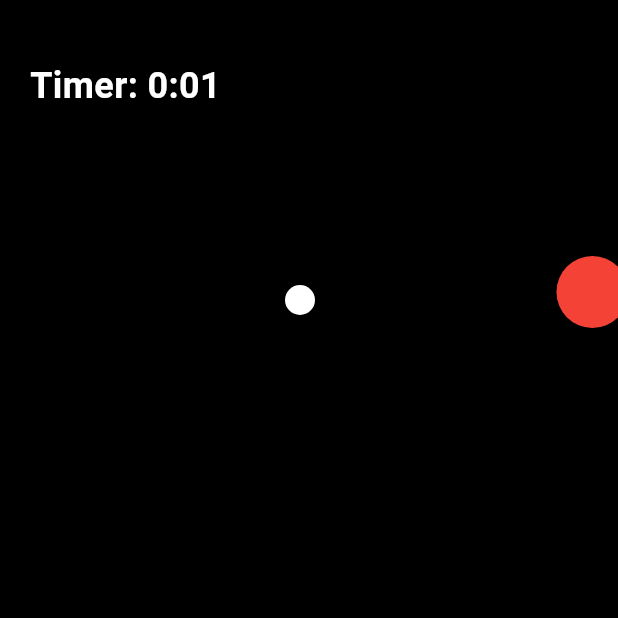
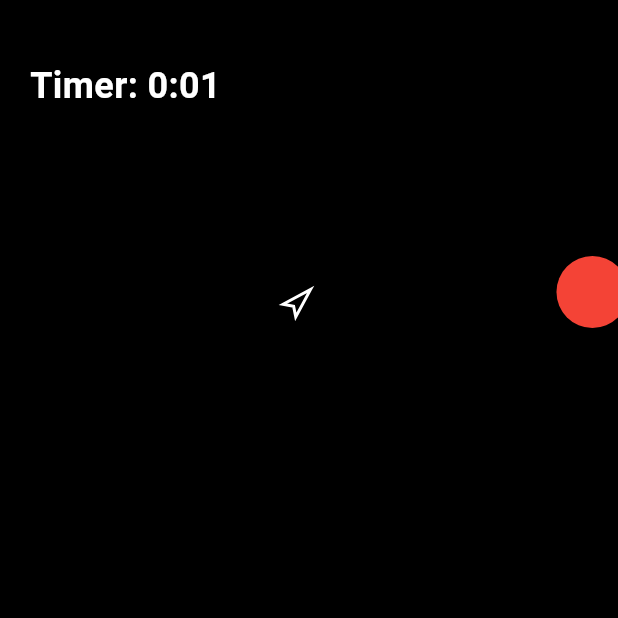
Before and after one commit to preet3001/asteroid_game, a Flutter app: the screen it shows after launch, after a tap on "Try Again", on a phone screen of 412 x 824 dp, the top half of it. Run offline on Flutter 3.47's test engine with Material 3 defaults, Android fonts, the phone set to English and light mode, and no system bars.

Commit message:
player is now in shape of a cursor

```diff
--- a/lib/domain/entities/player.dart
+++ b/lib/domain/entities/player.dart
@@ -3,8 +3,12 @@ import 'package:flutter/widgets.dart';
 class Player {
   final Offset position;
   final double size;
-  Player({required this.position, required this.size});
+  final Offset velocity;
+  Player({required this.position, required this.size, required this.velocity});
 
-  Player copyWith({Offset? position, double? size}) =>
-      Player(position: position ?? this.position, size: size ?? this.size);
+  Player copyWith({Offset? position, double? size, Offset? velocity}) => Player(
+    position: position ?? this.position,
+    size: size ?? this.size,
+    velocity: velocity ?? this.velocity,
+  );
 }
--- a/lib/domain/usecases/update_position.dart
+++ b/lib/domain/usecases/update_position.dart
@@ -11,6 +11,9 @@ class UpdatePositionUseCase {
     }
 
     Offset movement = (direction / direction.distance) * speed;
-    return player.copyWith(position: player.position + movement);
+    return player.copyWith(
+      position: player.position + movement,
+      velocity: movement,
+    );
   }
 }
--- a/lib/presentation/view/asteroid_game_screen.dart
+++ b/lib/presentation/view/asteroid_game_screen.dart
@@ -59,6 +59,7 @@ class _AsteroidGameScreenState extends State<AsteroidGameScreen> {
                   painter: GamePainter(
                     enemies: widget.viewModel.enemies,
                     player: widget.viewModel.player,
+                    cursorPosition: widget.viewModel.cursorPosition,
                   ),
                   child: Container(),
                 ),
--- a/lib/presentation/view/widgets/game_painter.dart
+++ b/lib/presentation/view/widgets/game_painter.dart
@@ -1,19 +1,26 @@
+import 'dart:math';
+
 import 'package:astroid_game/domain/entities/enemy.dart';
 import 'package:astroid_game/domain/entities/player.dart';
 import 'package:flutter/material.dart';
 
 class GamePainter extends CustomPainter {
-  GamePainter({required this.enemies, required this.player});
+  GamePainter({
+    required this.enemies,
+    required this.player,
+    required this.cursorPosition,
+  });
   final List<Enemy> enemies;
-
   final Player player;
+  final Offset cursorPosition;
   @override
   void paint(Canvas canvas, Size size) {
-    final Paint paint =
-        Paint()
-          ..color = Colors.white
-          ..style = PaintingStyle.fill;
-    canvas.drawCircle(player.position, player.size, paint);
+    // final Paint paint =
+    //     Paint()
+    //       ..color = Colors.white
+    //       ..style = PaintingStyle.fill;
+    // canvas.drawCircle(player.position, player.size, paint);
+    _drawPlayer(canvas, player.position, player.velocity);
 
     final enemyPaint =
         Paint()
@@ -29,6 +36,32 @@ class GamePainter extends CustomPainter {
     }
   }
 
+  void _drawPlayer(Canvas canvas, Offset position, Offset velocity) {
+    double angle = atan2(velocity.dy, velocity.dx); // Rotation angle
+
+    Path cursor = Path();
+    double size = player.size;
+
+    // Define a more spaceship-like cursor
+    cursor.moveTo(0, -size); // Tip of the triangle
+    cursor.lineTo(size * 0.6, size); // Bottom right
+    cursor.lineTo(0, size * 0.6); // Inner back
+    cursor.lineTo(-size * 0.6, size); // Bottom left
+    cursor.close();
+
+    canvas.save();
+    canvas.translate(position.dx, position.dy);
+    canvas.rotate(angle); // Rotate towards movement direction
+    canvas.drawPath(
+      cursor,
+      Paint()
+        ..color = Colors.white
+        ..style = PaintingStyle.stroke
+        ..strokeWidth = 2,
+    );
+    canvas.restore();
+  }
+
   @override
   bool shouldRepaint(GamePainter oldDelegate) {
     return oldDelegate.player != player || oldDelegate.enemies != enemies;
--- a/lib/presentation/view_model/asteroid_game_view_model.dart
+++ b/lib/presentation/view_model/asteroid_game_view_model.dart
@@ -27,7 +27,11 @@ class AsteroidGameViewModel extends ChangeNotifier {
   int gameDurationSeconds = 0;
   Offset cursorPosition = Offset(200, 200);
 
-  Player player = Player(position: Offset(200, 200), size: 10);
+  Player player = Player(
+    position: Offset(200, 200),
+    size: 10,
+    velocity: Offset(200, 200),
+  );
   void onHover(Offset newOffset) {
     cursorPosition = newOffset;
   }
```
Also changed, not shown: 1 other file.
